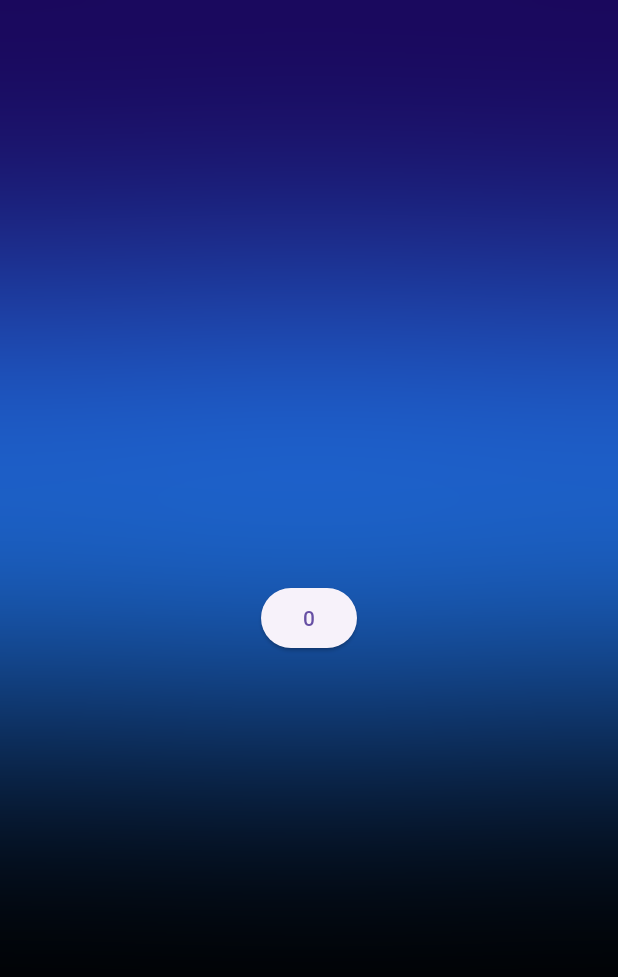
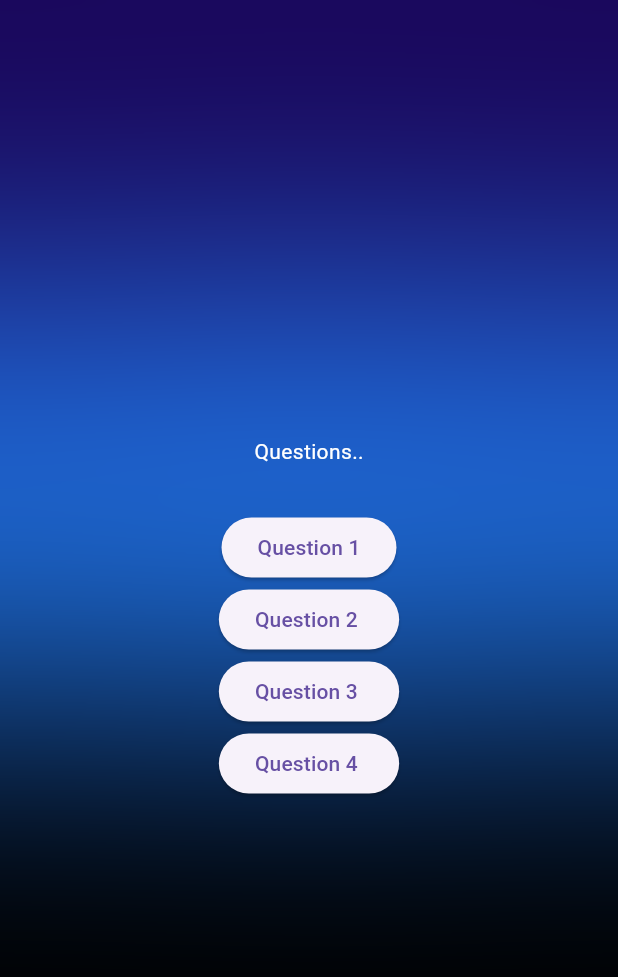
Before and after one commit to itsdwip/Flutter_Bootcamp_projects, a Flutter app: the screen it shows after launch, after a tap on "Start", on a phone screen of 412 x 824 dp. Shown: the top 977 px of the screen. Run offline on Flutter 3.47's test engine with Material 3 defaults, Android fonts, the phone set to English and light mode, and no system bars.

Commit message:
Implement  questions screen ui and questions data

```diff
--- a/flutter_quiz_app/lib/app_starting.dart
+++ b/flutter_quiz_app/lib/app_starting.dart
@@ -13,17 +13,10 @@
 }
 
 class _AppBackGroundState extends State<AppBackGround> {
-  Widget? activeScreen;
-
-  @override
-  void initState() {
-    activeScreen = Home(setActiveScreen);
-    super.initState();
-  }
-
+  var activeScreen = 'Home-Screen';
   void setActiveScreen() {
     setState(() {
-      activeScreen = const QuestionsScreen();
+      activeScreen = 'QuestionsScreen';
     });
   }
 
@@ -77,7 +70,9 @@
             SizedBox(
               width: MediaQuery.of(context).size.width,
               height: MediaQuery.of(context).size.height,
-              child: activeScreen,
+              child: activeScreen == 'Home-Screen'
+                  ? Home(setActiveScreen)
+                  : const QuestionsScreen(),
             )
           ],
         ),
--- /dev/null
+++ b/flutter_quiz_app/lib/others/questions_screen_blueprint.dart
@@ -0,0 +1,5 @@
+class QuestionScreenBlueprint {
+  const QuestionScreenBlueprint(this.text, this.answers);
+  final String text;
+  final List<String> answers;
+}
--- a/flutter_quiz_app/lib/questions_screen.dart
+++ b/flutter_quiz_app/lib/questions_screen.dart
@@ -8,17 +8,42 @@
 }
 
 class _QuestionsScreensState extends State<QuestionsScreen> {
-  int num = 0;
   @override
   Widget build(BuildContext context) {
-    return Center(
-      child: ElevatedButton(
-          onPressed: () {
-            setState(() {
-              num++;
-            });
-          },
-          child: Text('$num')),
+    return SafeArea(
+      child: Column(
+        mainAxisAlignment: MainAxisAlignment.center,
+        children: [
+          const Text(
+            'Questions..',
+            style: TextStyle(
+              color: Colors.white,
+            ),
+          ),
+          const SizedBox(
+            height: 30,
+          ),
+          AnswerButton('Question 1', () {}),
+          AnswerButton('Question 2 ', () {}),
+          AnswerButton('Question 3 ', () {}),
+          AnswerButton('Question 4 ', () {}),
+        ],
+      ),
     );
   }
 }
+
+class AnswerButton extends StatelessWidget {
+  const AnswerButton(this.answerText, this.onTap, {super.key});
+
+  final String answerText;
+  final void Function() onTap;
+
+  @override
+  Widget build(BuildContext context) {
+    return ElevatedButton(
+      onPressed: onTap,
+      child: Text(answerText),
+    );
+  }
+}
```
Also changed, not shown: flutter_quiz_app/lib/others/data/questions_data.dart (added, +58 -0 lines).
